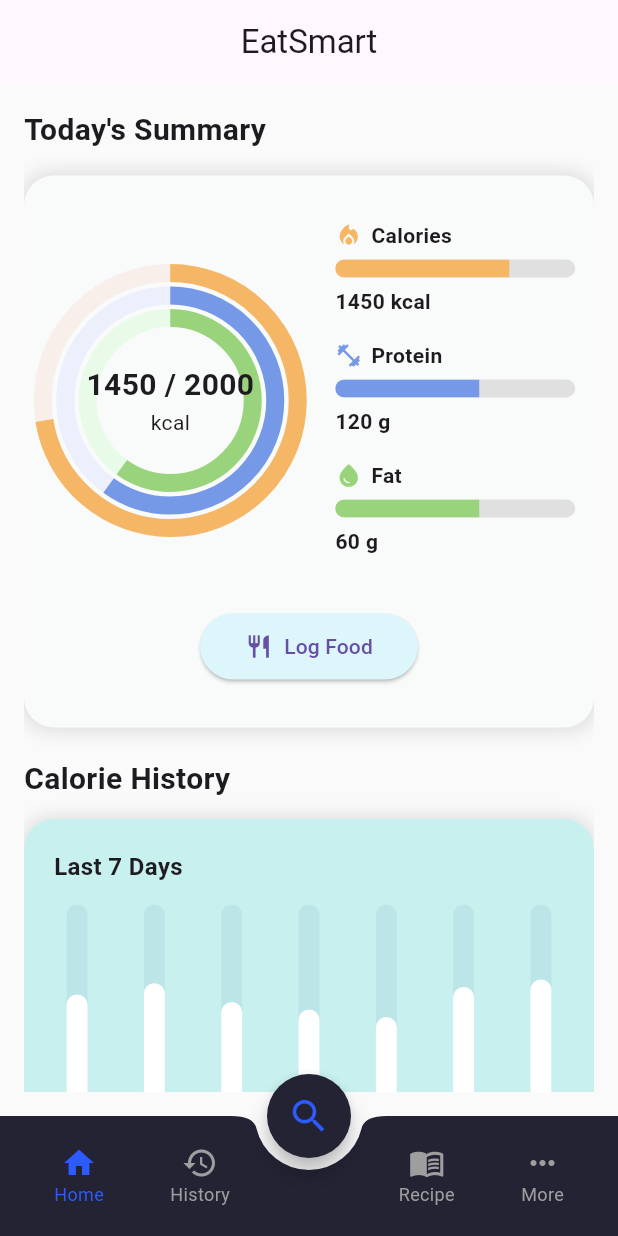
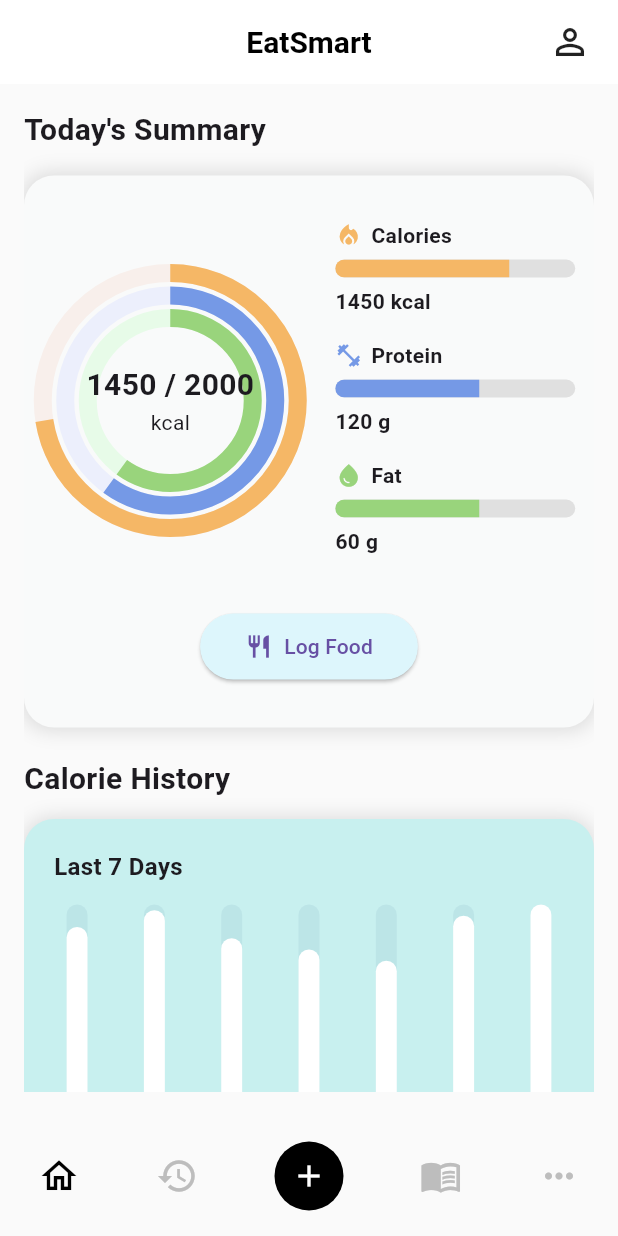
Before and after one commit to okkaraungaung/EatSmart, a Flutter app: the screen it shows after launch, on a phone screen of 412 x 824 dp. Run offline on Flutter 3.47's test engine with Material 3 defaults, Android fonts, the phone set to English and light mode, and no system bars.

```diff
--- a/lib/home_screen.dart
+++ b/lib/home_screen.dart
@@ -2,6 +2,8 @@ import 'package:flutter/material.dart';
 import 'food_search_screen.dart';
 import 'history_screen.dart';
 import 'recipe_builder_screen.dart';
+import 'more_screen.dart';
+import 'profile_screen.dart';
 
 class HomeScreen extends StatefulWidget {
   const HomeScreen({super.key});
@@ -29,7 +31,7 @@ class _HomeScreenState extends State<HomeScreen> {
       _buildHomeContent(),
       const HistoryScreen(date: '2025-11-06'),
       const RecipeBuilderScreen(),
-      _buildMoreScreen(),
+      const MoreScreen(),
     ];
   }
 
@@ -40,43 +42,95 @@ class _HomeScreenState extends State<HomeScreen> {
   @override
   Widget build(BuildContext context) {
     return Scaffold(
-      appBar: AppBar(title: const Text("EatSmart"), centerTitle: true),
+      //        HEADER
+      appBar: AppBar(
+        backgroundColor: Colors.white,
+        elevation: 0,
+        centerTitle: true,
+        title: const Text(
+          "EatSmart",
+          style: TextStyle(
+            fontSize: 20,
+            fontWeight: FontWeight.bold,
+            color: Colors.black,
+          ),
+        ),
+
+        actions: [
+          const SizedBox(width: 4),
+          // Profile icon
+          IconButton(
+            icon: const Icon(
+              Icons.person_outline,
+              color: Colors.black87,
+              size: 28,
+            ),
+            onPressed: () {
+              Navigator.push(
+                context,
+                MaterialPageRoute(builder: (_) => const ProfileScreen()),
+              );
+            },
+          ),
+
+          const SizedBox(width: 8),
+        ],
+      ),
+
       body: IndexedStack(index: _selectedIndex, children: _screens),
 
-      floatingActionButton: FloatingActionButton(
-        backgroundColor: const Color(0xFF232334),
-        shape: const CircleBorder(),
-        onPressed: () {
+      //FOOTER
+      bottomNavigationBar: Container(
+        height: 80,
+        color: Colors.transparent,
+        child: Row(
+          mainAxisAlignment: MainAxisAlignment.spaceAround,
+          children: [
+            _footerIcon(Icons.home_outlined, 0),
+            _footerIcon(Icons.history, 1),
+
+            //CENTER ADD BUTTON
+            GestureDetector(
+              onTap: () {
                 Navigator.push(
                   context,
                   MaterialPageRoute(builder: (_) => const FoodSearchScreen()),
                 );
               },
-        child: const Icon(Icons.search, size: 29, color: Color(0xFF2E5BFF)),
+              child: Container(
+                width: 46,
+                height: 46,
+                decoration: const BoxDecoration(
+                  shape: BoxShape.circle,
+                  color: Colors.black,
                 ),
-      floatingActionButtonLocation: FloatingActionButtonLocation.centerDocked,
+                child: const Icon(Icons.add, size: 24, color: Colors.white),
+              ),
+            ),
 
-      bottomNavigationBar: BottomAppBar(
-        color: const Color(0xFF232334),
-        shape: const CircularNotchedRectangle(),
-        notchMargin: 8,
-        child: Padding(
-          padding: const EdgeInsets.symmetric(horizontal: 8.0),
-          child: Row(
-            mainAxisAlignment: MainAxisAlignment.spaceBetween,
-            children: [
-              _buildNavItem(Icons.home, "Home", 0),
-              _buildNavItem(Icons.history, "History", 1),
-              const SizedBox(width: 48),
-              _buildNavItem(Icons.menu_book, "Recipe", 2),
-              _buildNavItem(Icons.more_horiz, "More", 3),
+            _footerIcon(Icons.menu_book, 2),
+            _footerIcon(Icons.more_horiz, 3),
           ],
-          ),
         ),
       ),
     );
   }
 
+  // FOOTER ICON
+  Widget _footerIcon(IconData icon, int index) {
+    final bool selected = _selectedIndex == index;
+
+    return GestureDetector(
+      onTap: () => _onItemTapped(index),
+      child: Icon(
+        icon,
+        size: 28,
+        color: selected ? Colors.black : Colors.grey.shade400,
+      ),
+    );
+  }
+
+  //        HOME PAGE
   Widget _buildHomeContent() {
     double calProgress = todayCalories / dailyGoal;
     double proteinProgress = protein / proteingoal;
@@ -132,7 +186,7 @@ class _HomeScreenState extends State<HomeScreen> {
       );
     }
 
-    // 🔥 7-day history (you can replace with real data)
+    //        HISTORY DATA
     List<Map<String, dynamic>> history = [
       {"date": "2025-11-06", "calories": 1800},
       {"date": "2025-11-05", "calories": 1950},
@@ -143,33 +197,32 @@ class _HomeScreenState extends State<HomeScreen> {
       {"date": "2025-10-31", "calories": 2000},
     ];
 
-    // Used for scaling bar height
     double maxCal = history
         .map<double>((e) => e["calories"].toDouble())
         .reduce((a, b) => a > b ? a : b);
 
+    //        CONTENT UI
     return Padding(
       padding: const EdgeInsets.all(16),
       child: SingleChildScrollView(
         child: Column(
           crossAxisAlignment: CrossAxisAlignment.start,
           children: [
-            //-------------------------------------------------------
-            // 🔵 SUMMARY SECTION
-            //-------------------------------------------------------
+            // Title
             const Text(
               "Today's Summary",
               style: TextStyle(fontSize: 20, fontWeight: FontWeight.bold),
             ),
             const SizedBox(height: 16),
 
+            // SUMMARY CARD
             Container(
               width: double.infinity,
               padding: const EdgeInsets.symmetric(vertical: 30),
               decoration: BoxDecoration(
-                color: const Color.fromARGB(255, 249, 250, 250),
+                color: const Color(0xFFF9FAFA),
                 borderRadius: BorderRadius.circular(20),
-                boxShadow: [
+                boxShadow: const [
                   BoxShadow(
                     color: Colors.black12,
                     blurRadius: 10,
@@ -258,7 +311,9 @@ class _HomeScreenState extends State<HomeScreen> {
                       ),
                     ],
                   ),
+
                   const SizedBox(height: 20),
+
                   ElevatedButton.icon(
                     style: ElevatedButton.styleFrom(
                       padding: const EdgeInsets.symmetric(
@@ -287,7 +342,7 @@ class _HomeScreenState extends State<HomeScreen> {
 
             const SizedBox(height: 20),
 
-            //WEEKLY CHART
+            // WEEKLY CHART
             const Text(
               "Calorie History",
               style: TextStyle(fontSize: 20, fontWeight: FontWeight.bold),
@@ -298,7 +353,7 @@ class _HomeScreenState extends State<HomeScreen> {
               width: double.infinity,
               padding: const EdgeInsets.all(20),
               decoration: BoxDecoration(
-                color: const Color(0xFFc8f0ef), // Light blue background
+                color: const Color(0xFFc8f0ef),
                 borderRadius: BorderRadius.circular(20),
                 boxShadow: const [
                   BoxShadow(
@@ -323,11 +378,10 @@ class _HomeScreenState extends State<HomeScreen> {
                       mainAxisAlignment: MainAxisAlignment.spaceBetween,
                       children: List.generate(history.length, (index) {
                         double value = history[index]["calories"].toDouble();
-                        double barHeight = (value / maxCal) * 100;
+                        double barHeight = (value / maxCal) * 150;
 
                         return Column(
                           children: [
-                            // Vertical thin bar
                             Container(
                               width: 14,
                               height: 150,
@@ -345,7 +399,7 @@ class _HomeScreenState extends State<HomeScreen> {
                                 width: 14,
                                 height: barHeight,
                                 decoration: BoxDecoration(
-                                  color: const Color(0xFFFFFFFF),
+                                  color: Colors.white,
                                   borderRadius: BorderRadius.circular(20),
                                 ),
                               ),
@@ -371,40 +425,4 @@ class _HomeScreenState extends State<HomeScreen> {
       ),
     );
   }
-
-  Widget _buildMoreScreen() {
-    return const Center(
-      child: Text(
-        "More Settings Coming Soon",
-        style: TextStyle(fontSize: 18, color: Colors.white),
-      ),
-    );
 }
-
-  Widget _buildNavItem(IconData icon, String label, int index) {
-    final isSelected = _selectedIndex == index;
-
-    return GestureDetector(
-      onTap: () => _onItemTapped(index),
-      child: Padding(
-        padding: const EdgeInsets.symmetric(vertical: 3.0, horizontal: 12),
-        child: Column(
-          mainAxisSize: MainAxisSize.min,
-          children: [
-            Icon(
-              icon,
-              color: isSelected ? const Color(0xFF2E5BFF) : Colors.grey,
-            ),
-            Text(
-              label,
-              style: TextStyle(
-                color: isSelected ? const Color(0xFF2E5BFF) : Colors.grey,
-                fontSize: 12,
-              ),
-            ),
-          ],
-        ),
-      ),
-    );
-  }
-}
```
Lines whose indentation alone changed are shown as unchanged.
